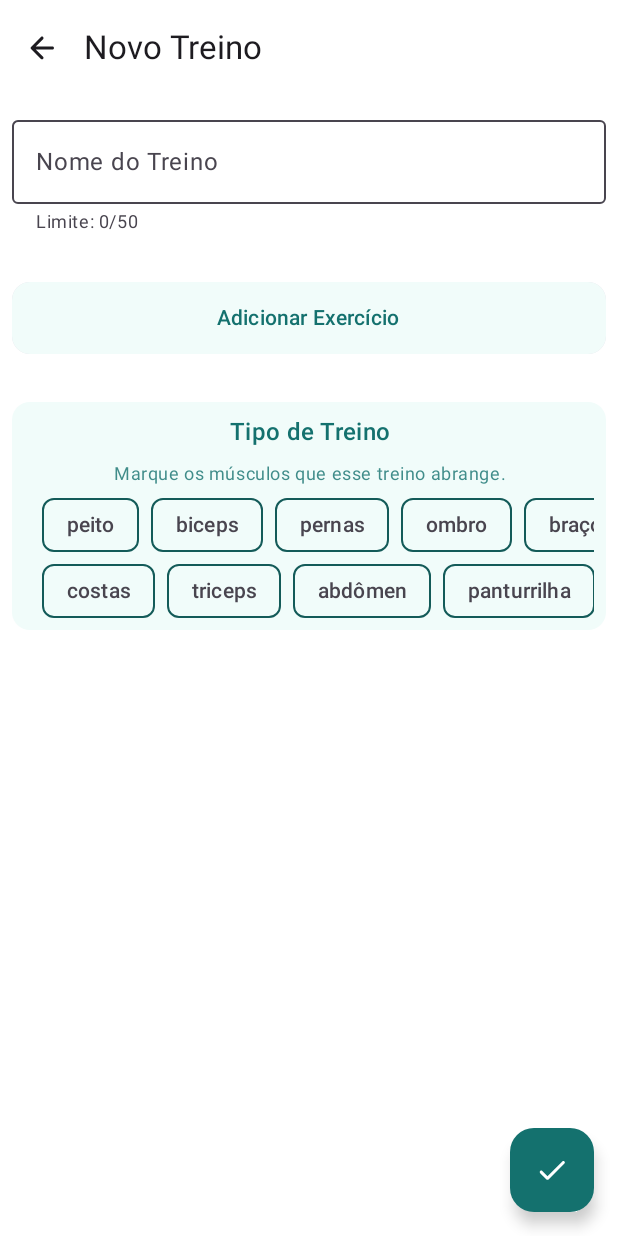
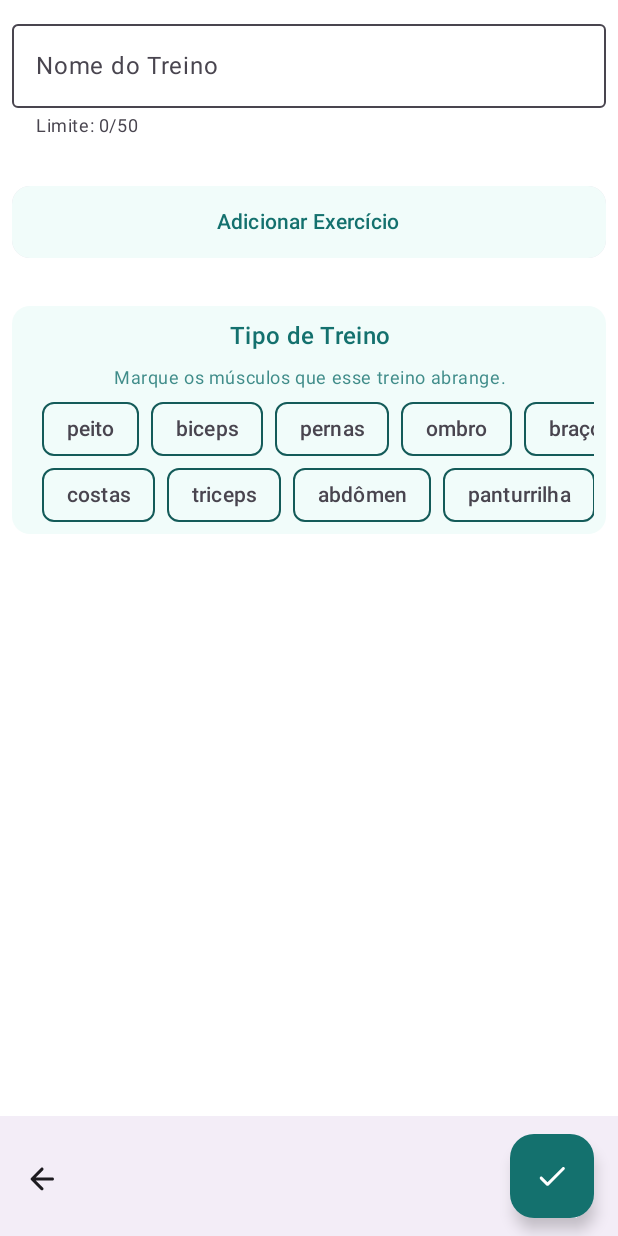
Before and after one commit to LucasMelll0/GymLog, an Android app built with Jetpack Compose: the TrainingFormScreen screen opened through its navigation route, on a phone screen of 412 x 824 dp. Run offline under Robolectric (Android 15) with nearby library versions, the phone set to English and light mode, and no system bars; our stand-ins replace Room's generated code.

Commit message:
feature: Mudado de top app bar para bottom app bar.

```diff
--- a/app/src/main/java/com/example/gymlog/ui/form/TrainingForm.kt
+++ b/app/src/main/java/com/example/gymlog/ui/form/TrainingForm.kt
@@ -1,3 +1,5 @@
+@file:Suppress("UNCHECKED_CAST")
+
 package com.example.gymlog.ui.form
 
 import android.content.res.Configuration.UI_MODE_NIGHT_YES
@@ -18,11 +20,11 @@ import androidx.compose.material.icons.rounded.Check
 import androidx.compose.material.icons.rounded.Close
 import androidx.compose.material.icons.rounded.Delete
 import androidx.compose.material3.AlertDialog
+import androidx.compose.material3.BottomAppBar
 import androidx.compose.material3.Card
 import androidx.compose.material3.CardDefaults
 import androidx.compose.material3.Divider
 import androidx.compose.material3.DividerDefaults
-import androidx.compose.material3.ExperimentalMaterial3Api
 import androidx.compose.material3.FloatingActionButton
 import androidx.compose.material3.Icon
 import androidx.compose.material3.IconButton
@@ -33,7 +35,6 @@ import androidx.compose.material3.SnackbarHostState
 import androidx.compose.material3.Surface
 import androidx.compose.material3.Text
 import androidx.compose.material3.TextButton
-import androidx.compose.material3.TopAppBar
 import androidx.compose.runtime.Composable
 import androidx.compose.runtime.getValue
 import androidx.compose.runtime.mutableStateOf
@@ -82,13 +83,9 @@ fun TrainingFormScreen(
     val scope = rememberCoroutineScope()
     Scaffold(
         snackbarHost = { SnackbarHost(hostState = snackBarHostState) },
-        topBar = {
-            TrainingFormTopAppBar(onNavIconClick = {
-                showDismissDialog = true
-            })
-        },
-        floatingActionButton = {
-            FloatingActionButton(onClick = {
+        bottomBar = {
+            TrainingFormBottomBar(
+                onConfirm = {
                     nameHasError = viewModel.trainingTitle.isEmpty()
                     if (!nameHasError) {
                         scope.launch {
@@ -101,12 +98,8 @@ fun TrainingFormScreen(
                             onSaveTraining()
                         }
                     }
-            }) {
-                Icon(
-                    imageVector = Icons.Rounded.Check,
-                    contentDescription = stringResource(id = R.string.training_form_save_training)
-                )
-            }
+                },
+                onNavIconClick = { showDismissDialog = true })
         }) { paddingValues ->
         var showExerciseDialog: Boolean by rememberSaveable {
             mutableStateOf(false)
@@ -202,7 +195,11 @@ fun ExerciseListForm(
                 style = MaterialTheme.typography.titleMedium
             )
         }
-        LazyColumn(modifier = Modifier.fillMaxWidth().animateContentSize()) {
+        LazyColumn(
+            modifier = Modifier
+                .fillMaxWidth()
+                .animateContentSize()
+        ) {
             items(
                 items = exercises,
                 key = { exercise -> exercise.exerciseId }
@@ -290,23 +287,39 @@ private fun DismissTrainingDialog(
     )
 }
 
-@OptIn(ExperimentalMaterial3Api::class)
+
 @Composable
-private fun TrainingFormTopAppBar(onNavIconClick: () -> Unit, modifier: Modifier = Modifier) {
-    TopAppBar(title = {
-        Text(
-            text = stringResource(id = R.string.training_form_top_bar_title),
-            modifier = modifier
-        )
-    },
-        navigationIcon = {
+private fun TrainingFormBottomBar(
+    onConfirm: () -> Unit,
+    onNavIconClick: () -> Unit,
+    modifier: Modifier = Modifier
+) {
+    BottomAppBar(
+        modifier = modifier,
+        actions = {
             IconButton(onClick = onNavIconClick) {
                 Icon(
-                    imageVector = Icons.Rounded.ArrowBack,
-                    contentDescription = stringResource(id = R.string.common_go_to_back)
+                    imageVector = Icons.Rounded.ArrowBack, contentDescription = stringResource(
+                        id = R.string.common_go_to_back
+                    )
+                )
+            }
+        }, floatingActionButton = {
+            FloatingActionButton(onClick = onConfirm) {
+                Icon(
+                    imageVector = Icons.Rounded.Check,
+                    contentDescription = stringResource(id = R.string.common_confirm)
                 )
             }
         })
+}
+
+@Preview
+@Composable
+private fun TrainingFormBottomBarPreview() {
+    GymLogTheme {
+        TrainingFormBottomBar(onConfirm = {}, onNavIconClick = {})
+    }
 }
 
 @Preview
```
Lines whose indentation alone changed are shown as unchanged.
